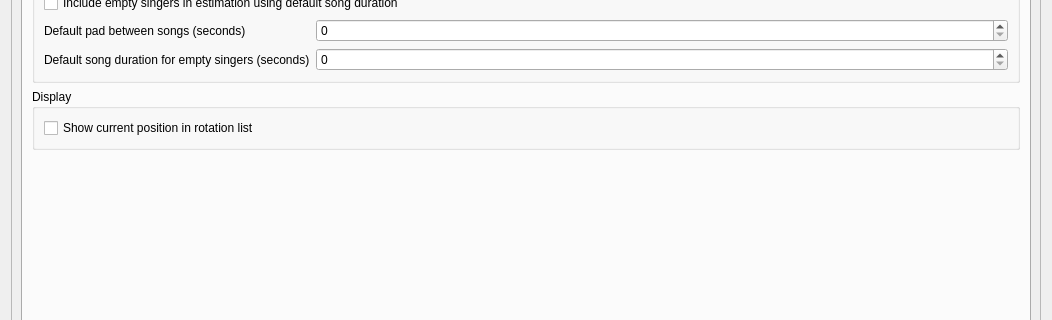
Old version of the form OpenKJ/dlgsettings.ui in the repository OpenKJ/OpenKJ; both pictures show x 0 to 1052 and y 92 to 412 of the 1052 by 1130 pixel window.
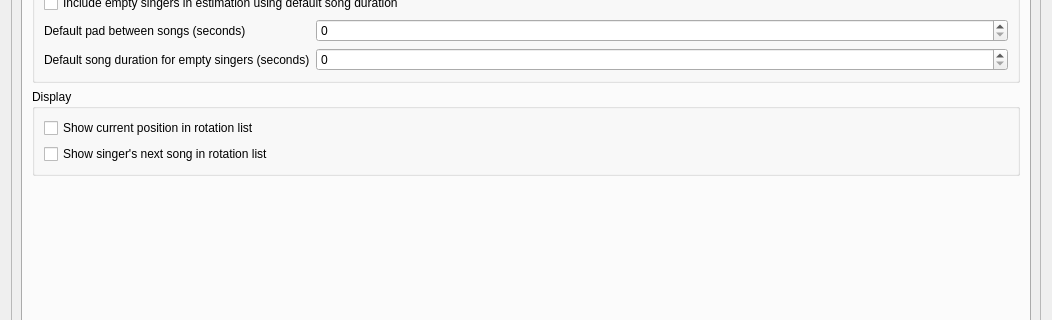
New version of the form. The open tabs and pages were chosen to show the change. Icons and pictures are not drawn.

Commit message: FR - Add option to show next song for singers in rotation

The edit to the form file:
```diff
--- a/OpenKJ/dlgsettings.ui
+++ b/OpenKJ/dlgsettings.ui
@@ -1339,6 +1339,13 @@
                  </property>
                 </widget>
                </item>
+               <item>
+                <widget class="QCheckBox" name="cbxRotShowNextSong">
+                 <property name="text">
+                  <string>Show singer's next song in rotation list</string>
+                 </property>
+                </widget>
+               </item>
               </layout>
              </widget>
             </item>
```
Left out of the diff: 2 changed lines with no effect on the pictures. The commit also changes 14 other files.
